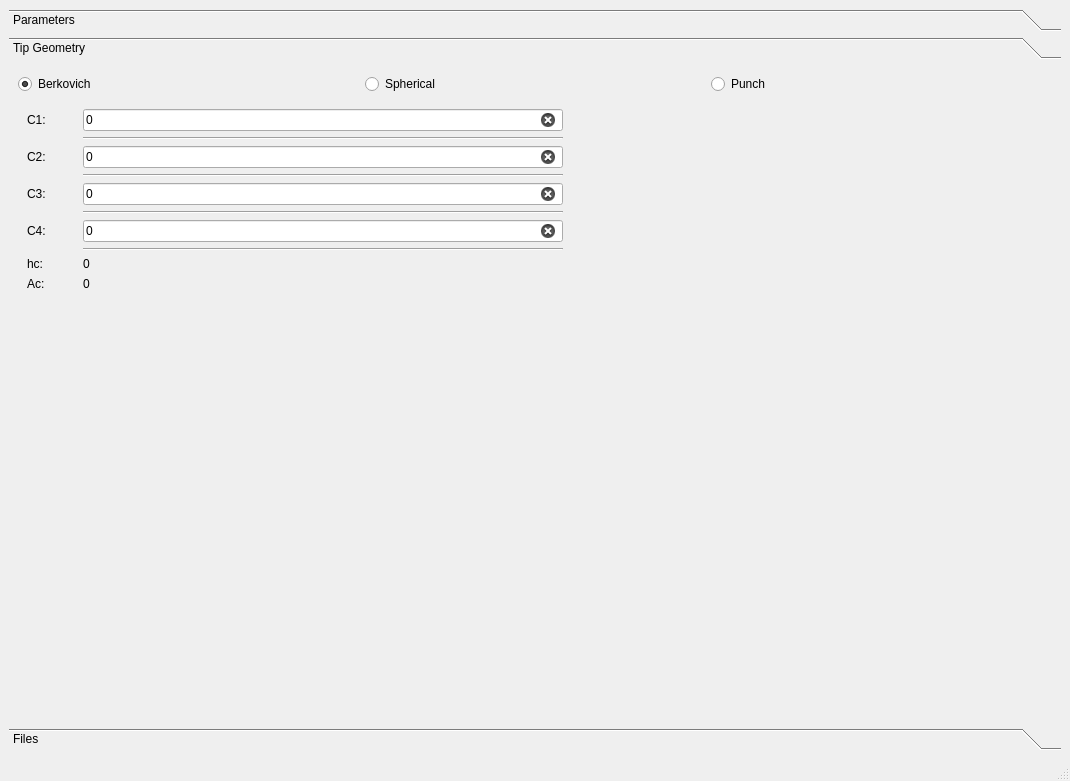
First picture: the form in UI_Main.ui, repository caowen2211891/SouthernUSAFM, before the edit.
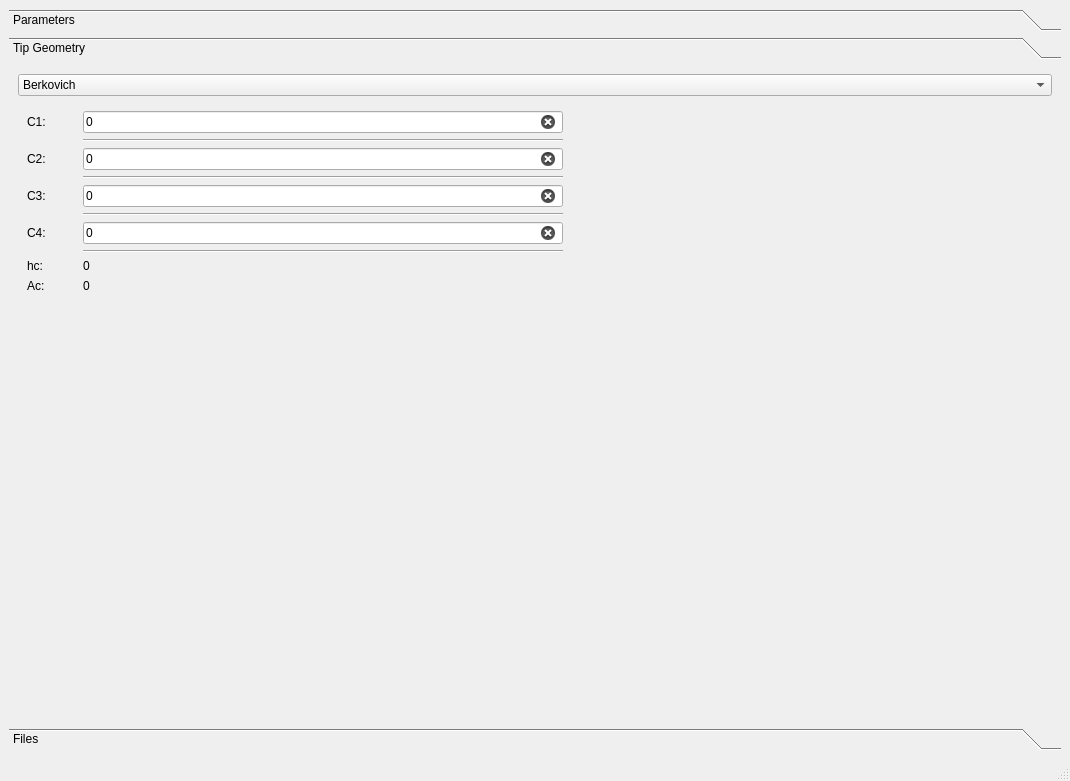
Second picture: the form after the edit. The open tabs and pages were chosen to show the change. Icons and pictures are not drawn.

```diff
--- a/UI_Main.ui
+++ b/UI_Main.ui
@@ -638,32 +638,23 @@
          </attribute>
          <layout class="QVBoxLayout" name="verticalLayout_2">
           <item>
-           <layout class="QHBoxLayout" name="horizontalLayout_4">
+           <widget class="QComboBox" name="tipGeometryComboBox">
             <item>
-             <widget class="QRadioButton" name="radio_cone">
               <property name="text">
                <string>Berkovich</string>
               </property>
-              <property name="checked">
-               <bool>true</bool>
-              </property>
-             </widget>
             </item>
             <item>
-             <widget class="QRadioButton" name="radio_spher">
               <property name="text">
                <string>Spherical</string>
               </property>
-             </widget>
             </item>
             <item>
-             <widget class="QRadioButton" name="radio_punch">
               <property name="text">
                <string>Punch</string>
               </property>
-             </widget>
             </item>
-           </layout>
+           </widget>
           </item>
           <item>
            <widget class="QStackedWidget" name="stackedWidget">
```
Left out of the diff: 3 changed lines with no effect on the pictures. Lines whose indentation alone changed are shown as unchanged.
